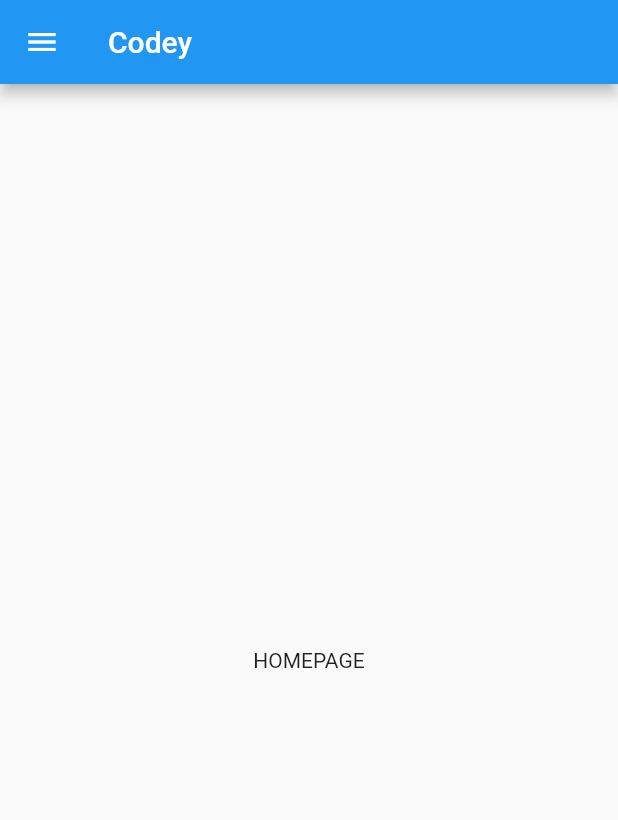
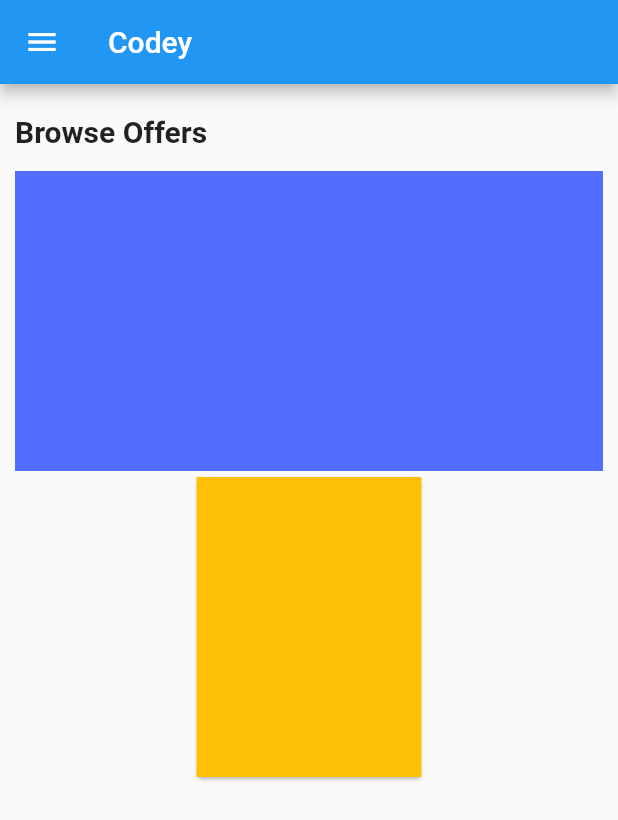
Before and after one commit to abhijitsk/codey, a Flutter app: the BodyPage screen opened directly, on a phone screen of 412 x 824 dp. Shown: the top 820 px of the screen. Run offline on Flutter 3.47's test engine with Material 2 defaults, Android fonts, the light colour scheme and no system bars; our stand-ins replace animated_splash_screen, firebase_auth, firebase_core; accounts and stored records are empty; network calls fail.

Commit message:
Reset password completed and homepage structure

```diff
--- a/codey/lib/login/home_page.dart
+++ /dev/null
@@ -1,31 +0,0 @@
-import 'package:firebase_auth/firebase_auth.dart';
-import 'package:flutter/material.dart';
-
-class Homepage extends StatefulWidget{
-  const Homepage({Key? key}) : super(key: key);
-
-  @override
-  State<Homepage> createState() => _HomePageState();
-}
-
-class _HomePageState extends State<Homepage>{
-  final user = FirebaseAuth.instance.currentUser!;
-
-
-  @override
-  Widget build(BuildContext context){
-    return  Scaffold(
-      body: Center(child: Column(
-        mainAxisAlignment: MainAxisAlignment.center,
-        children: [
-          Text('Signed in'),
-          MaterialButton(
-            onPressed: () {
-            FirebaseAuth.instance.signOut();
-          },
-          child: Text('SignOut'),)
-        ],
-      )),
-    );
-  }
-}
--- a/codey/lib/login/homepafe_safe.dart
+++ /dev/null
@@ -1,31 +0,0 @@
-import 'package:firebase_auth/firebase_auth.dart';
-import 'package:flutter/material.dart';
-
-class Homepage extends StatefulWidget{
-  const Homepage({Key? key}) : super(key: key);
-
-  @override
-  State<Homepage> createState() => _HomePageState();
-}
-
-class _HomePageState extends State<Homepage>{
-  final user = FirebaseAuth.instance.currentUser!;
-
-
-  @override
-  Widget build(BuildContext context){
-    return  Scaffold(
-      body: Center(child: Column(
-        mainAxisAlignment: MainAxisAlignment.center,
-        children: [
-          Text('Signed in'),
-          MaterialButton(
-            onPressed: () {
-            FirebaseAuth.instance.signOut();
-          },
-          child: Text('SignOut'),)
-        ],
-      )),
-    );
-  }
-}
--- a/codey/lib/login/loginroute.dart
+++ b/codey/lib/login/loginroute.dart
@@ -1,11 +1,13 @@
 import 'package:flutter/material.dart';
 import 'package:codey/login/loginpage.dart';
 import 'package:firebase_auth/firebase_auth.dart';
-import 'package:codey/login/home_page.dart';
+import 'package:codey/main_pages/homepage.dart';
 
 
 
 class Loginroute extends StatelessWidget{
+
+
   @override
 
   Widget build(BuildContext context){
@@ -14,7 +16,7 @@ class Loginroute extends StatelessWidget{
         stream: FirebaseAuth.instance.authStateChanges(),
         builder: (context,snapshot){
           if (snapshot.hasData){
-            return Homepage();
+            return BodyPage();
           }else{
             return Loginpage();
           }
--- a/codey/lib/main_pages/homepage.dart
+++ b/codey/lib/main_pages/homepage.dart
@@ -1,16 +1,73 @@
 import 'package:flutter/material.dart';
 import 'package:codey/main_pages/slider.dart';
 
-class BodyPage extends StatelessWidget {
+class BodyPage extends StatefulWidget{
+  @override
+  _BodyPageState createState() => _BodyPageState();
+}
+
+class _BodyPageState extends State<BodyPage> {
+  final GlobalKey<ScaffoldState> _menuKey = new GlobalKey<ScaffoldState>();
   @override
 
   Widget build(BuildContext context){
     return  Scaffold(
-      appBar: AppBar(title: Text('Codey')),
-      body: Center(
-        child: Text('HOMEPAGE'),
-         ),
+      key: _menuKey,
+
+      appBar: AppBar(
+        title: Text('Codey'),
+        ),
+
+
       drawer: SliderPage(),
+
+
+      body: Container(
+        height: double.infinity,
+        width: double.infinity,
+        margin: EdgeInsets.symmetric(horizontal:10),
+        child: Column(
+          children: <Widget>[
+            SizedBox(height:20),
+
+            //-------------------------------------------------------------------------
+            Align(
+
+              alignment: Alignment.centerLeft,
+              child:Text(
+
+                'Browse Offers',
+                style: TextStyle(
+                  fontSize: 20,
+                  fontWeight: FontWeight.bold,
+
+                  ),
+                ),),
+            //------------------------------------------------------------------------
+            SizedBox(height:15),
+            Container(
+              height: 200 ,
+              width: double.infinity,
+              color: Colors.indigoAccent,
+              ),
+
+            //-------------------------------------------------------------------------
+            Column(
+              mainAxisAlignment: MainAxisAlignment.start,
+              children:<Widget> [
+                Card(
+                  child: Container(
+                    height: 200,
+                    width: 150,
+                    color: Colors.amber,
+                    ),
+                ),
+              ],
+            ),
+
+          ]),
+      ),
+
 
     );
   }
--- a/codey/lib/transitions/login_transition.dart
+++ b/codey/lib/transitions/login_transition.dart
@@ -1,4 +1,4 @@
-import 'package:codey/login/home_page.dart';
+
 import 'package:flutter/material.dart';
 import 'package:firebase_auth/firebase_auth.dart';
 
@@ -21,11 +21,7 @@ class _LoginTransition extends State<LoginTransition>{
         child: GestureDetector(
           child: Image.asset('image/splash.jpg'),
           onTap: () {
-            Navigator.push(
-              context, MaterialPageRoute(
-                builder: (context) => Homepage()
-                )
-                );
+
           },
           ),
           ),
```
Also changed, not shown: codey/lib/login/loginpage.dart (+14 -0 lines), codey/lib/login/logoutAlert.dart (added, +39 -0 lines), codey/lib/login/resetpassword.dart (added, +112 -0 lines), codey/lib/main.dart (+6 -6 lines), codey/lib/main_pages/slider.dart (+10 -0 lines).
